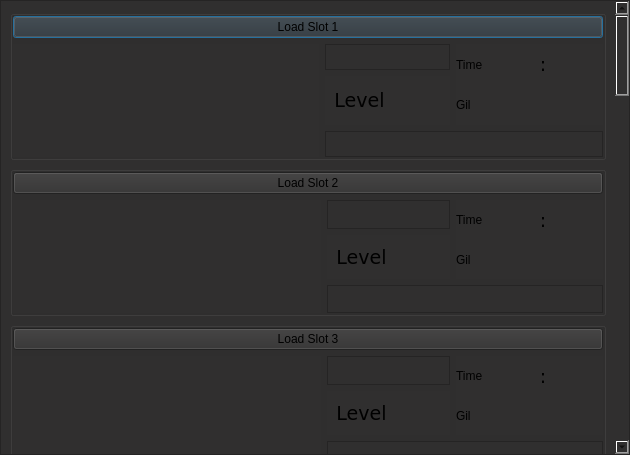
Qt form slotselect.ui (sithlord48/blackchocobo) before a commit.
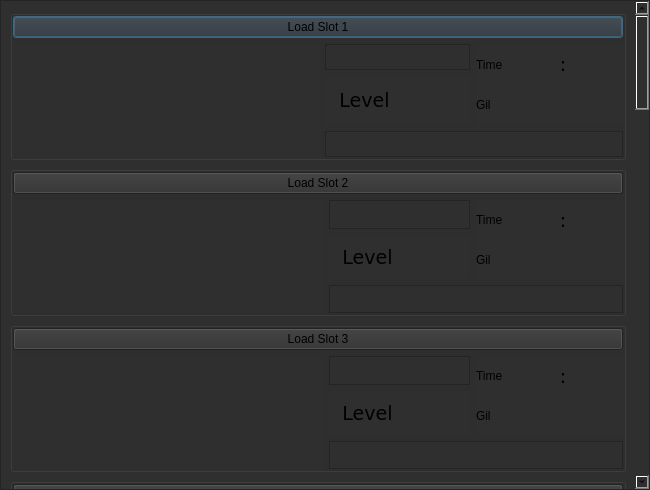
The same form after that commit. Icons and pictures are not drawn.

Commit message: fixed weapon box combo not showing weapons for not cloud.. resized slotselect dialog so it shows 3 saves initially.

Patch:
```diff
--- a/slotselect.ui
+++ b/slotselect.ui
@@ -9,8 +9,8 @@
    <rect>
     <x>0</x>
     <y>0</y>
-    <width>630</width>
-    <height>455</height>
+    <width>650</width>
+    <height>490</height>
    </rect>
   </property>
   <property name="sizePolicy">
@@ -87,8 +87,8 @@
        <rect>
         <x>0</x>
         <y>0</y>
-        <width>608</width>
-        <height>2346</height>
+        <width>632</width>
+        <height>2314</height>
        </rect>
       </property>
       <property name="sizePolicy">
```
The commit also changes 1 other file.
